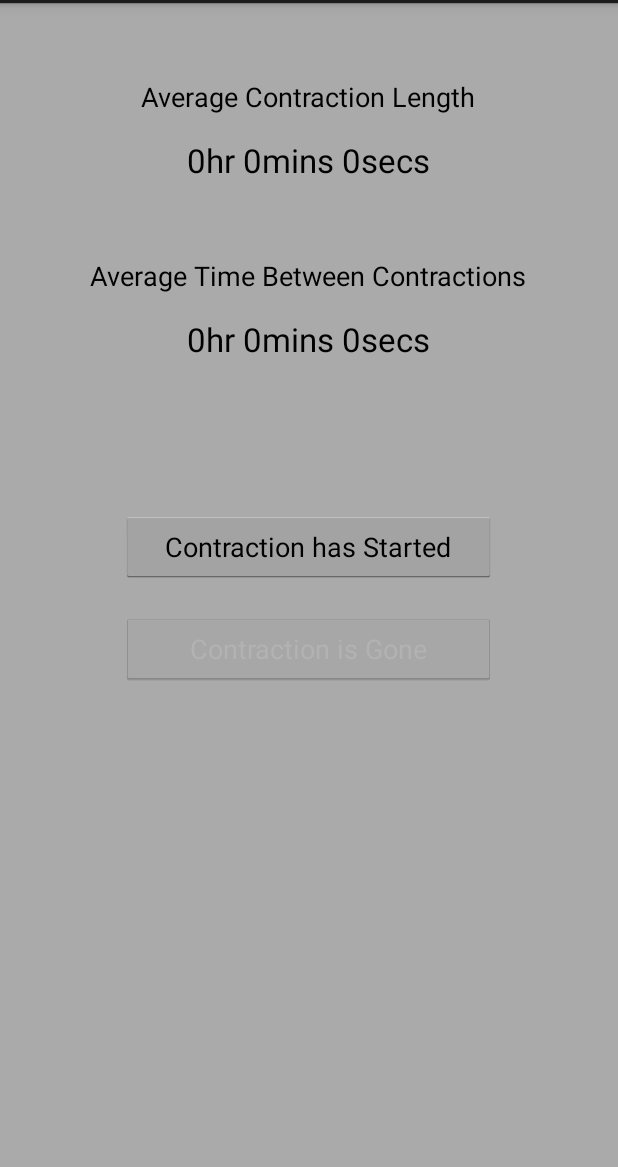
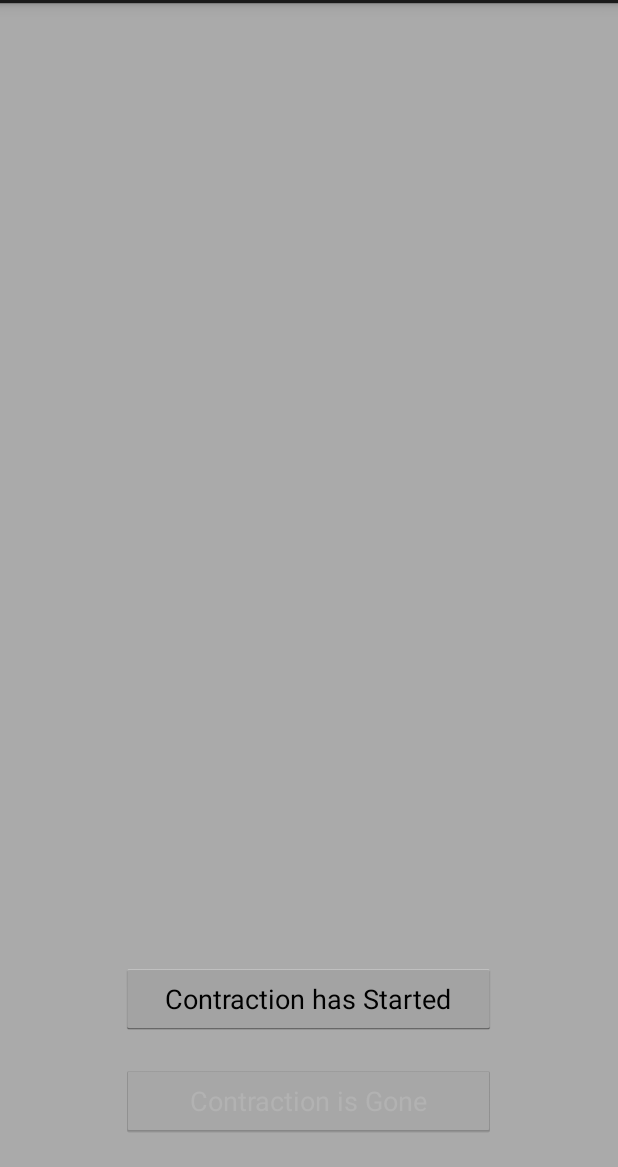
Before and after one commit to b67416/apd2, an Android app: the fragment ContractionsFragment shown on its own in the app's theme, on a phone screen of 412 x 824 dp, the part 69-1236 px from its top. Run offline under Robolectric (Android 15) with nearby library versions, the phone set to English and light mode, and no system bars; libraries missing offline, so code that uses them is left out: com.jjoe64.graphview; 3 statements that could not run were skipped.

Commit message:
removed contractions averages

```diff
--- a/PreggoPrep/app/src/main/java/com/ryanwahle/preggoprep/ContractionsFragment.java
+++ b/PreggoPrep/app/src/main/java/com/ryanwahle/preggoprep/ContractionsFragment.java
@@ -94,8 +94,6 @@ public class ContractionsFragment extends Fragment {
     private void getContractionsFromDB () {
         Cursor cursor = preggoPrepDatabase.rawQuery("SELECT strftime('%s',start) as startTime, strftime('%s',stop) as stopTime, strftime('%s',stop) - strftime('%s',start) as contractionTime FROM contractions", new String[0]);
 
-        Integer averageContractionsInteger = 0;
-        Integer averageBetweenContractionsInteger = 0;
         Integer lastStopTime = 0;
 
         while (cursor.moveToNext()) {
@@ -103,32 +101,13 @@ public class ContractionsFragment extends Fragment {
             Integer stopContractionTimeStamp = cursor.getInt(cursor.getColumnIndex("stopTime"));
             Integer startStopDifference = cursor.getInt(cursor.getColumnIndex("contractionTime"));
 
-            // Add the 'contraction time' running total
-            averageContractionsInteger = averageContractionsInteger + startStopDifference;
 
-            // Subtract the last stop time to this new start time and add to 'between contraction' running total.
             if (lastStopTime != 0) {
-                averageBetweenContractionsInteger = averageBetweenContractionsInteger + (startContractionTimeStamp - lastStopTime);
+
             }
-
-            Log.v("averageBetween", averageBetweenContractionsInteger.toString());
 
             lastStopTime = stopContractionTimeStamp;
         }
-
-        averageContractionsInteger = averageContractionsInteger / cursor.getCount();
-        averageBetweenContractionsInteger = averageBetweenContractionsInteger / cursor.getCount();
-
-        averageContractionsTextView.setText(secondsToTimeString(averageContractionsInteger));
-        averageBetweenContractionsTextView.setText(secondsToTimeString(averageBetweenContractionsInteger));
-    }
-
-    private String secondsToTimeString(Integer inputSeconds) {
-        int seconds = (int) inputSeconds % 60;
-        int minutes = (int) ((inputSeconds / (60)) % 60);
-        int hours   = (int) ((inputSeconds / (60*60)) % 24);
-
-        return hours + "hr " + minutes + "mins " + seconds + "secs";
     }
 
     @Override
--- a/PreggoPrep/app/src/main/res/layout/fragment_contractions.xml
+++ b/PreggoPrep/app/src/main/res/layout/fragment_contractions.xml
@@ -5,41 +5,12 @@
     android:layout_height="match_parent"
     android:background="#aaaaaa">
 
-    <TextView
-        android:layout_width="wrap_content"
-        android:layout_height="wrap_content"
-        android:textAppearance="?android:attr/textAppearanceMedium"
-        android:text="Average Contraction Length"
-        android:id="@+id/textView3"
+    <RelativeLayout
+        android:id="@+id/contractions_chartLayoutPlaceholder"
+        android:layout_width="match_parent"
+        android:layout_height="match_parent"
         android:layout_gravity="center_horizontal"
-        android:layout_marginTop="50dp" />
-
-    <TextView
-        android:layout_width="wrap_content"
-        android:layout_height="wrap_content"
-        android:textAppearance="?android:attr/textAppearanceLarge"
-        android:text="1 min 30 sec"
-        android:id="@+id/contractions_textView_averageContractions"
-        android:layout_gravity="center_horizontal"
-        android:layout_marginTop="15dp" />
-
-    <TextView
-        android:layout_width="wrap_content"
-        android:layout_height="wrap_content"
-        android:textAppearance="?android:attr/textAppearanceMedium"
-        android:text="Average Time Between Contractions"
-        android:id="@+id/textView4"
-        android:layout_gravity="center_horizontal"
-        android:layout_marginTop="50dp" />
-
-    <TextView
-        android:layout_width="wrap_content"
-        android:layout_height="wrap_content"
-        android:textAppearance="?android:attr/textAppearanceLarge"
-        android:text="10 min 10 sec"
-        android:id="@+id/contractions_textView_averageBetweenContractions"
-        android:layout_gravity="center_horizontal"
-        android:layout_marginTop="15dp" />
+        android:layout_weight="1"></RelativeLayout>
 
     <Button
         android:layout_width="250dp"
```
